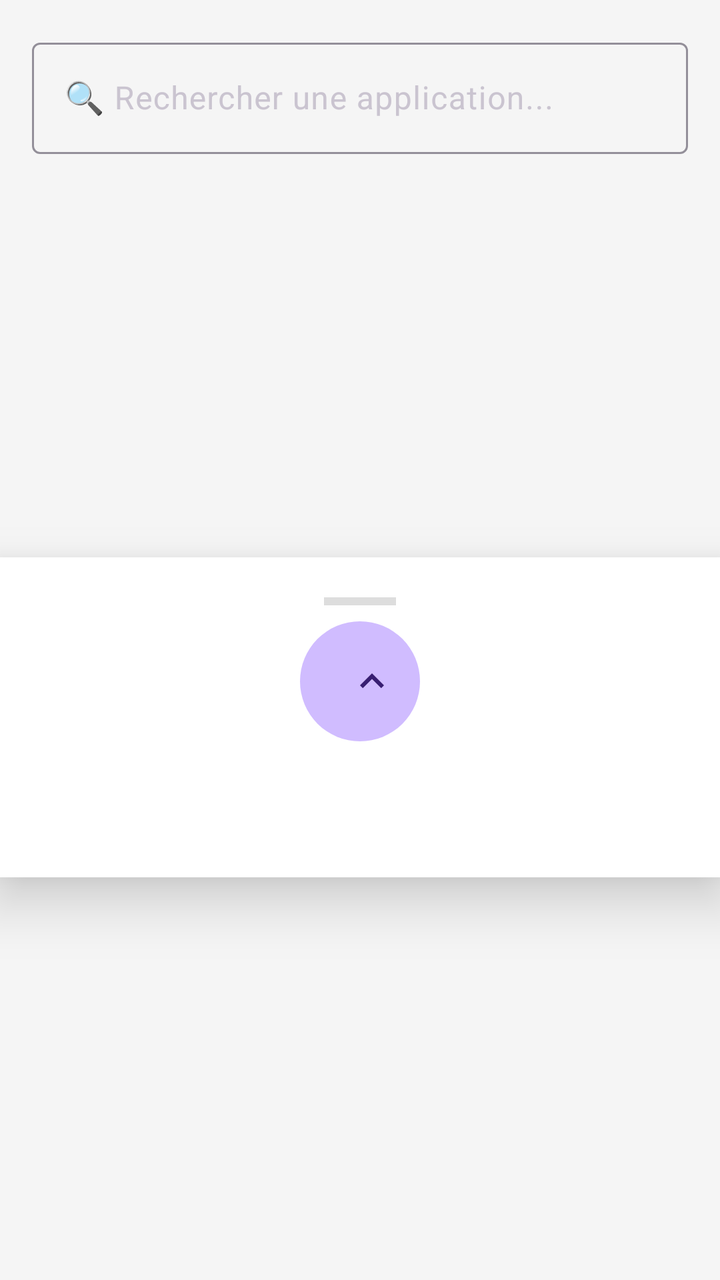
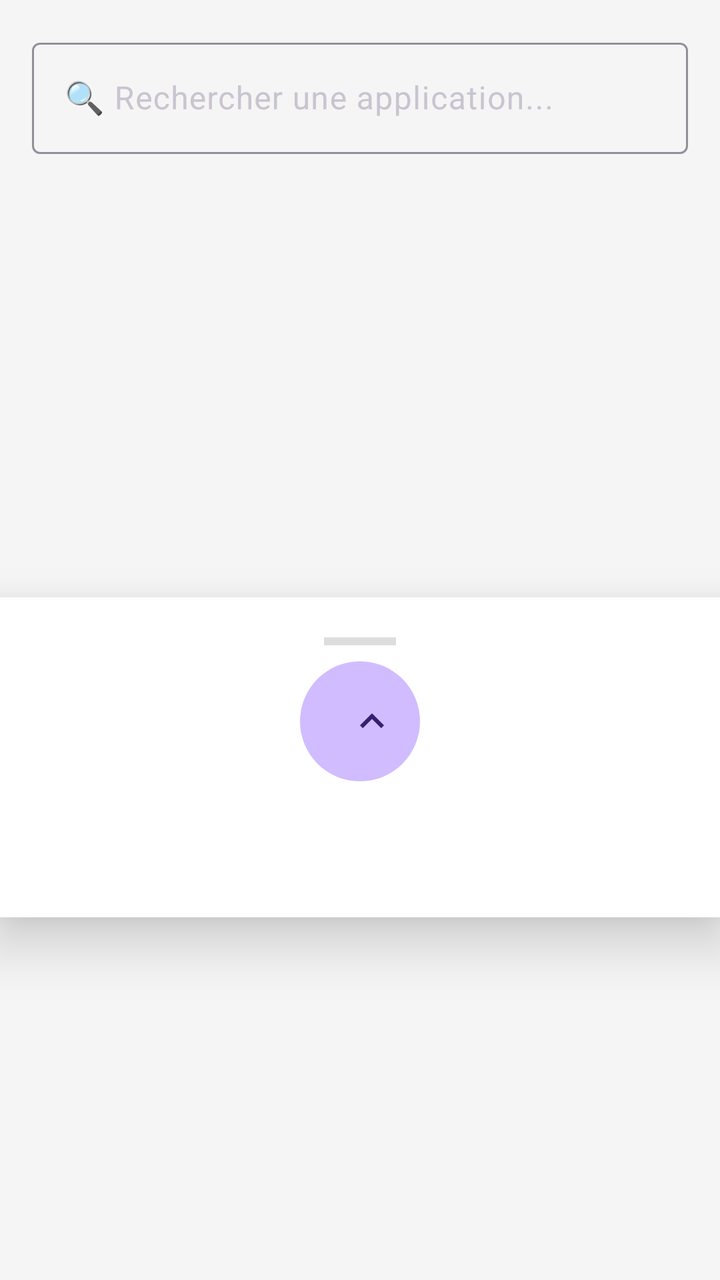

The first picture is an Android layout as it rendered before a commit; the second is the same layout after the commit. The layout source and the unified diff follow.
<!-- AndroidManifest.xml: application theme Theme.Luncher -->
<!-- res/layout/activity_launcher.xml -->
<?xml version="1.0" encoding="utf-8"?>
<androidx.constraintlayout.widget.ConstraintLayout xmlns:android="http://schemas.android.com/apk/res/android"
    xmlns:app="http://schemas.android.com/apk/res-auto"
    xmlns:tools="http://schemas.android.com/tools"
    android:layout_width="match_parent"
    android:layout_height="match_parent"
    android:background="#F5F5F5"
    tools:context=".LauncherActivity">

    <com.google.android.material.textfield.TextInputLayout
        android:id="@+id/search_container"
        android:layout_width="match_parent"
        android:layout_height="wrap_content"
        android:layout_marginHorizontal="16dp"
        android:layout_marginTop="16dp"
        app:layout_constraintTop_toTopOf="parent"
        style="@style/Widget.Material3.TextInputLayout.OutlinedBox">

        <com.google.android.material.textfield.TextInputEditText
            android:id="@+id/search_input"
            android:layout_width="match_parent"
            android:layout_height="wrap_content"
            android:hint="🔍 Rechercher une application..."
            android:inputType="text"
            android:textSize="16sp"/>
    </com.google.android.material.textfield.TextInputLayout>

    <LinearLayout
        android:id="@+id/drawer_layout"
        android:layout_width="match_parent"
        android:layout_height="0dp"
        android:background="#FFFFFF"
        android:elevation="16dp"
        android:orientation="vertical"
        android:paddingTop="12dp"
        app:layout_constraintBottom_toBottomOf="parent"
        app:layout_constraintHeight_max="160dp"
        app:layout_constraintTop_toBottomOf="@id/search_container"
        app:layout_constraintMarginTop="40dp">

        <LinearLayout
            android:layout_width="match_parent"
            android:layout_height="wrap_content"
            android:gravity="center"
            android:orientation="vertical"
            android:paddingVertical="8dp">

            <View
                android:layout_width="36dp"
                android:layout_height="4dp"
                android:background="#DDDDDD"
                android:layout_marginBottom="8dp"
                android:backgroundCornerRadius="2dp"/>

            <com.google.android.material.button.MaterialButton
                android:id="@+id/toggle_drawer_btn"
                android:layout_width="60dp"
                android:layout_height="60dp"
                android:insetTop="0dp"
                android:insetBottom="0dp"
                app:icon="@drawable/ic_keyboard_arrow_up"
                app:iconSize="24dp"
                app:backgroundColor="#2196F3"
                app:cornerRadius="30dp"/>
        </LinearLayout>

        <androidx.recyclerview.widget.RecyclerView
            android:id="@+id/apps_recycler"
            android:layout_width="match_parent"
            android:layout_height="0dp"
            android:layout_marginHorizontal="16dp"
            android:paddingBottom="24dp"
            android:clipToPadding="false"
            android:layout_weight="1"
            android:visibility="gone"/>

        <ProgressBar
            android:id="@+id/progress"
            android:layout_width="wrap_content"
            android:layout_height="wrap_content"
            android:layout_gravity="center"
            android:visibility="gone"/>
    </LinearLayout>

</androidx.constraintlayout.widget.ConstraintLayout>
<!-- resources referenced by this layout -->
<resources>
  <!-- drawable ic_keyboard_arrow_up (drawable) -->
  <vector xmlns:android="http://schemas.android.com/apk/res/android"
      android:width="24dp"
      android:height="24dp"
      android:viewportWidth="24"
      android:viewportHeight="24"
      android:tint="#FFFFFF">
    <path
        android:fillColor="@android:color/white"
        android:pathData="M7.41,15.41L12,10.83l4.59,4.58L18,14l-6,-6 -6,6z"/>
  </vector>
  <style name="Theme.Luncher" parent="Theme.Material3.Dark.NoActionBar"><item name="android:windowContentTransitions">true</item><item name="android:animationDuration">120</item><item name="android:windowDisablePreview">true</item></style>
</resources>

<!-- the commit's change to res/layout/activity_launcher.xml (unified diff, before → after) -->
@@ -33,10 +33,10 @@
         android:elevation="16dp"
         android:orientation="vertical"
         android:paddingTop="12dp"
+        android:layout_marginTop="40dp"
         app:layout_constraintBottom_toBottomOf="parent"
         app:layout_constraintHeight_max="160dp"
-        app:layout_constraintTop_toBottomOf="@id/search_container"
-        app:layout_constraintMarginTop="40dp">
+        app:layout_constraintTop_toBottomOf="@id/search_container">
 
         <LinearLayout
             android:layout_width="match_parent"
@@ -49,8 +49,7 @@
                 android:layout_width="36dp"
                 android:layout_height="4dp"
                 android:background="#DDDDDD"
-                android:layout_marginBottom="8dp"
-                android:backgroundCornerRadius="2dp"/>
+                android:layout_marginBottom="8dp"/>
 
             <com.google.android.material.button.MaterialButton
                 android:id="@+id/toggle_drawer_btn"
